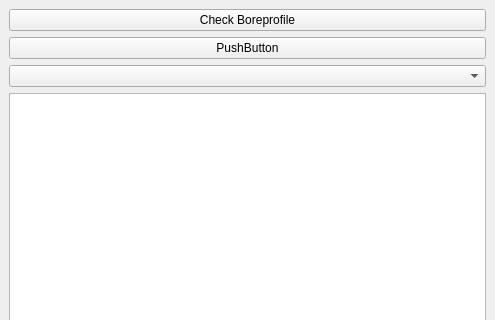
First picture: the form in terraindex_dockwidget_base.ui, repository KRS-dev/TerraIndex-Plugin, before the edit; both pictures show x 0 to 495 and y 0 to 320 of the 495 by 492 pixel window.
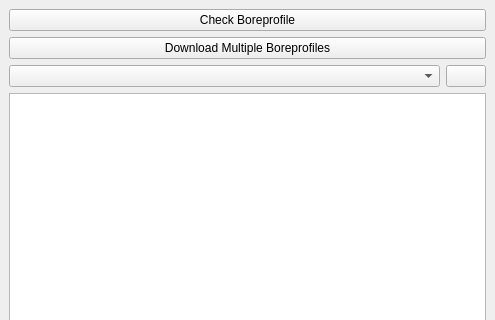
Second picture: the form after the edit. Icons and pictures are not drawn.

Commit message: Layout selector donesies

What changed in the file:
```diff
--- a/terraindex_dockwidget_base.ui
+++ b/terraindex_dockwidget_base.ui
@@ -15,26 +15,47 @@
   </property>
   <widget class="QWidget" name="dockWidgetContents">
    <layout class="QGridLayout" name="gridLayout">
-    <item row="3" column="0">
+    <item row="7" column="0" colspan="2">
      <widget class="QGraphicsView" name="graphicsView"/>
     </item>
-    <item row="0" column="0">
+    <item row="1" column="0" colspan="2">
+     <widget class="QPushButton" name="PB_downloadpdf">
+      <property name="text">
+       <string>Download Multiple Boreprofiles</string>
+      </property>
+     </widget>
+    </item>
+    <item row="5" column="0">
+     <widget class="QComboBox" name="CB_layout">
+      <property name="currentText">
+       <string/>
+      </property>
+     </widget>
+    </item>
+    <item row="0" column="0" colspan="2">
      <widget class="QPushButton" name="PB_boreprofile">
       <property name="text">
        <string>Check Boreprofile</string>
       </property>
      </widget>
     </item>
-    <item row="1" column="0">
-     <widget class="QPushButton" name="PB_downloadpdf">
+    <item row="5" column="1">
+     <widget class="QPushButton" name="PB_updateLayouts">
+      <property name="sizePolicy">
+       <sizepolicy hsizetype="Maximum" vsizetype="Fixed">
+        <horstretch>0</horstretch>
+        <verstretch>0</verstretch>
+       </sizepolicy>
+      </property>
       <property name="text">
-       <string>PushButton</string>
+       <string/>
+      </property>
+      <property name="icon">
+       <iconset>
+        <normaloff>../../../../../../../../../Downloads/reload2.gif</normaloff>../../../../../../../../../Downloads/reload2.gif</iconset>
       </property>
      </widget>
     </item>
-    <item row="2" column="0">
-     <widget class="QComboBox" name="CB_layout"/>
-    </item>
    </layout>
   </widget>
  </widget>
```
The commit also changes 4 other files.
